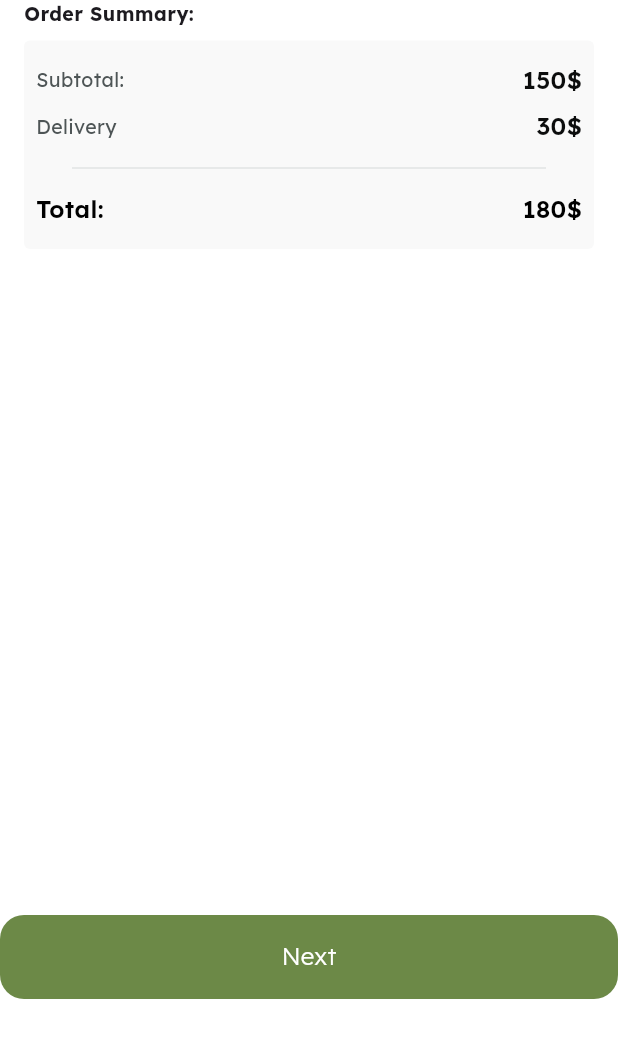
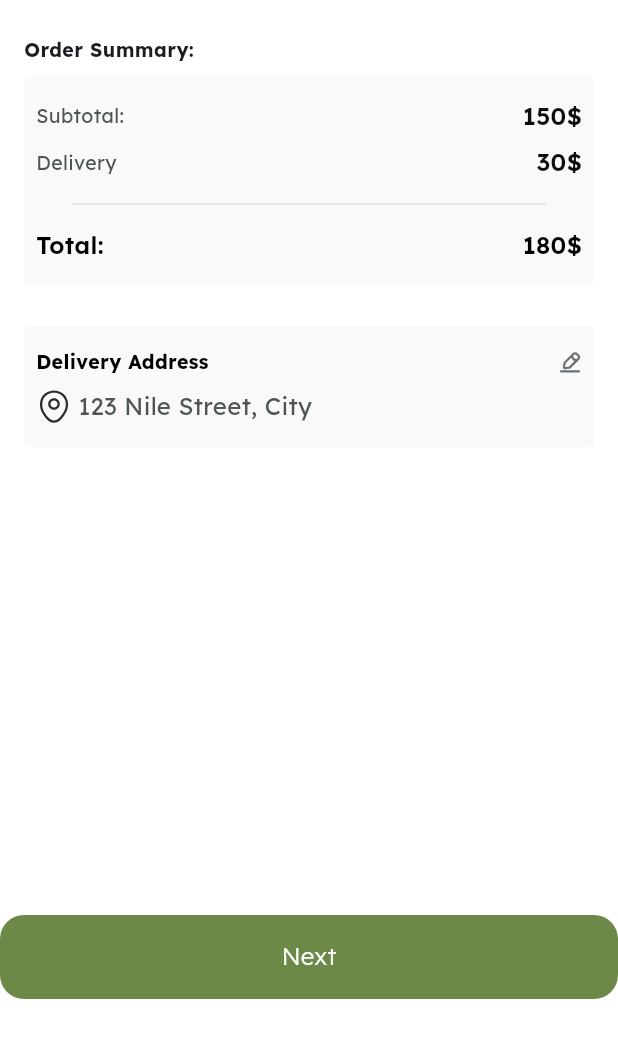
Before and after one commit to Tala-foqha/bag_store, a Flutter app: the screen it shows after launch, swiped to page 3, on a phone screen of 412 x 824 dp, the part 189-1236 px from its top. Run offline on Flutter 3.47's test engine with Material 3 defaults, Android fonts, the phone set to English and light mode, and no system bars; drawn by our look-alikes of dotted_line; our stand-ins replace bloc, cloud_firestore, dartz, firebase_auth, firebase_core, flutter_bloc and 6 more; accounts and stored records are empty; statements that could not run were skipped.

Commit message:
dlivery address done

```diff
--- a/lib/furniture/check_out/presentation/views/widgets/order_summry_widget.dart
+++ b/lib/furniture/check_out/presentation/views/widgets/order_summry_widget.dart
@@ -0,0 +1,75 @@
+// furniture/check_out/presentation/views/widgets/order_summry_widget.dart
+
+import 'package:bag_store_ecommerec/core/utils/app_styles.dart';
+import 'package:bag_store_ecommerec/furniture/check_out/presentation/views/widgets/payment_item.dart';
+import 'package:flutter/material.dart';
+
+class OrderSummryWidget extends StatelessWidget {
+  const OrderSummryWidget({
+    super.key,
+  });
+
+  @override
+  Widget build(BuildContext context) {
+    return PaymentItem(
+      title: 'Order Summary:',
+      child: Column(
+        children: [
+          Row(
+     children: [
+       Text(
+         'Subtotal:',
+         style: AppStyles.Regular13.copyWith(color: Color(0xff4E5556)),
+       ),
+       Spacer(),
+       Text(
+         '150\$',
+         style: AppStyles.semiBold16.copyWith(color: Color(0xff0C0D0D)),
+       ),
+     ],
+          ),
+          SizedBox(height: 8),
+          Row(
+     children: [
+       Text(
+         'Delivery',
+         style: AppStyles.Regular13.copyWith(color: Color(0xff4E5556)),
+       ),
+       Spacer(),
+       Text(
+         '30\$',
+         style: AppStyles.semiBold16.copyWith(color: Color(0xff0C0D0D)),
+       ),
+     ],
+          ),
+          SizedBox(height: 8),
+
+          // ✅ هذا هو السطر اللي لازم يكون فيه Divider بشكل صحيح
+          Padding(
+     padding: const EdgeInsets.symmetric(horizontal: 24),
+     child: Divider(
+       height: 16,
+       thickness: .5,
+       color: Color(0xFFCACECE),
+     ),
+          ),
+
+          SizedBox(height: 8),
+          Row(
+     children: [
+       Text(
+         'Total:',
+         style: AppStyles.semiBold16.copyWith(color: Colors.black),
+       ),
+       Spacer(),
+       Text(
+         '180\$',
+         style: AppStyles.semiBold16.copyWith(color: Colors.black),
+       ),
+     ],
+          ),
+        ],
+      ),
+    );
+  }
+}
--- a/lib/furniture/check_out/presentation/views/widgets/payment_section.dart
+++ b/lib/furniture/check_out/presentation/views/widgets/payment_section.dart
@@ -1,7 +1,9 @@
 // furniture/check_out/presentation/views/widgets/payment_section.dart
 import 'package:bag_store_ecommerec/core/utils/app_styles.dart';
+import 'package:bag_store_ecommerec/furniture/check_out/presentation/views/widgets/order_summry_widget.dart';
 import 'package:bag_store_ecommerec/furniture/check_out/presentation/views/widgets/payment_item.dart';
 import 'package:flutter/material.dart';
+import 'package:flutter_svg/flutter_svg.dart';
 
 class PaymentSection extends StatelessWidget {
   const PaymentSection({super.key});
@@ -10,67 +12,39 @@ class PaymentSection extends StatelessWidget {
   Widget build(BuildContext context) {
     return Column(
       crossAxisAlignment: CrossAxisAlignment.start,
-      mainAxisAlignment: MainAxisAlignment.start,
       children: [
+        SizedBox(height: 24,),
 
-       PaymentItem(
-  title: 'Order Summary:',
-  child: Column(
+       OrderSummryWidget(),
+       PaymentItem(title: '', child: Column(
+        crossAxisAlignment: CrossAxisAlignment.start,
         children: [
           Row(
             children: [
-          Text(
-            'Subtotal:',
-            style: AppStyles.Regular13.copyWith(color: Color(0xff4E5556)),
+              Text('Delivery Address',
+              style: AppStyles.Bold13.copyWith(
+                color: Color(0xff000000)
+              ),
               ),
               Spacer(),
-          Text(
-            '150\$',
-            style: AppStyles.semiBold16.copyWith(color: Color(0xff0C0D0D)),
-          ),
+              SvgPicture.asset('assets/images/edit.svg'),
+
             ],
           ),
-      SizedBox(height: 8),
+          SizedBox(height: 8,),
           Row(
             children: [
-          Text(
-            'Delivery',
-            style: AppStyles.Regular13.copyWith(color: Color(0xff4E5556)),
-          ),
-          Spacer(),
-          Text(
-            '30\$',
-            style: AppStyles.semiBold16.copyWith(color: Color(0xff0C0D0D)),
-          ),
+              SvgPicture.asset('assets/images/location.svg'),
+              SizedBox(width: 4,),
+              Text('123 Nile Street, City',
+              style:AppStyles.Regular13.copyWith(
+                fontSize: 16,
+                color: Color(0xff4E5556)
+              ) ,)
             ],
-      ),
-      SizedBox(height: 8),
+          )
+        ],
+       ))
 
-      // ✅ هذا هو السطر اللي لازم يكون فيه Divider بشكل صحيح
-      Padding(
-        padding: const EdgeInsets.symmetric(horizontal: 24),
-        child: Divider(
-          height: 16,
-          thickness: .5,
-          color: Color(0xFFCACECE),
-        ),
-      ),
-
-      SizedBox(height: 8),
-      Row(
-        children: [
-          Text(
-            'Total:',
-            style: AppStyles.semiBold16.copyWith(color: Colors.black),
-          ),
-          Spacer(),
-          Text(
-            '180\$',
-            style: AppStyles.semiBold16.copyWith(color: Colors.black),
-          ),
-        ],
-      ),
-    ],
-  ),
-)]);
+]);
   }}
```
Also changed, not shown: assets/images/edit.svg (added), assets/images/location.svg (added), lib/furniture/check_out/presentation/views/widgets/dliver_address_widget.dart (added). Lines whose indentation alone changed are shown as unchanged.
